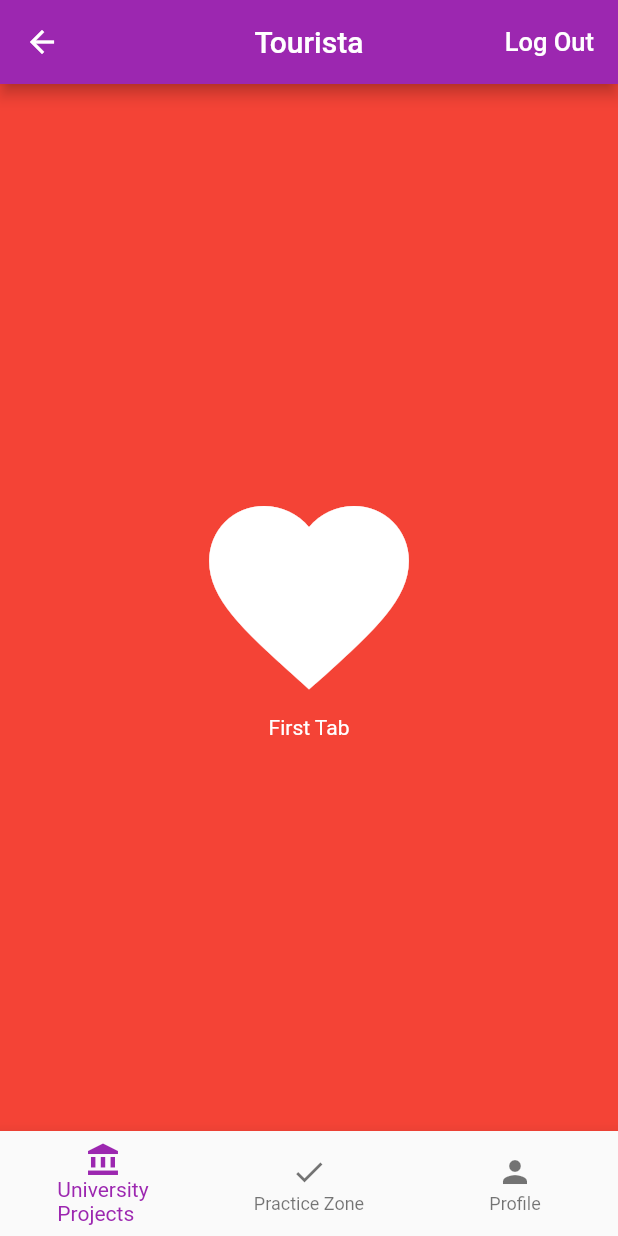
After one commit to tash149/Fluttering, a Flutter app: the WelPage screen opened directly, after a tap on "Log Out", on a phone screen of 412 x 824 dp. The commit adds this screen. Run offline on Flutter 3.47's test engine with Material 2 defaults, Android fonts, the phone set to English and light mode, and no system bars; our stand-ins replace animated_background, firebase_auth, font_awesome_flutter; accounts and stored records are empty.

Commit message:
signout not working

```diff
--- a/log_sign/lib/home_pg.dart
+++ b/log_sign/lib/home_pg.dart
@@ -1,5 +1,6 @@
 import 'package:flutter/material.dart';
 import 'auth.dart';
+import 'welcome_pg.dart';
 
 class HomePage extends StatelessWidget{
   HomePage({this.auth , this.onSignedOut});
@@ -18,14 +19,15 @@ class HomePage extends StatelessWidget{
 
   @override
   Widget build(BuildContext context) {
-    return new Scaffold(
+    return new WelPage();
+    /*return new Scaffold(
       appBar: new AppBar(
         title: new Text('Welcome'),
         actions: <Widget>[
           new FlatButton(
               onPressed: _signOut,
               child: new Text('Log Out',style: new TextStyle(fontSize: 17.0, color: Colors.white))
-          )
+          ),
         ]
       ),
       body: new Container(
@@ -33,6 +35,6 @@ class HomePage extends StatelessWidget{
           child: new Text('Welcome', style: new TextStyle(fontSize: 32.0))
         ),
       )
-    );
+    );*/
   }
 }
--- /dev/null
+++ b/log_sign/lib/splash_sc/Page0.dart
@@ -0,0 +1,29 @@
+import 'package:flutter/material.dart';
+
+class Page0 extends StatelessWidget {
+  @override
+  Widget build(BuildContext context) {
+    return new Scaffold(
+      backgroundColor: Colors.red,
+      body: new Container(
+        child: new Center(
+          child: new Column(
+            // center the children
+            mainAxisAlignment: MainAxisAlignment.center,
+            children: <Widget>[
+              new Icon(
+                Icons.favorite,
+                size: 160.0,
+                color: Colors.white,
+              ),
+              new Text(
+                "First Tab",
+                style: new TextStyle(color: Colors.white),
+              )
+            ],
+          ),
+        ),
+      ),
+    );
+  }
+}
--- /dev/null
+++ b/log_sign/lib/splash_sc/Page1.dart
@@ -0,0 +1,29 @@
+import 'package:flutter/material.dart';
+
+class Page1 extends StatelessWidget {
+  @override
+  Widget build(BuildContext context) {
+    return new Scaffold(
+      backgroundColor: Colors.green,
+      body: new Container(
+        child: new Center(
+          child: new Column(
+            // center the children
+            mainAxisAlignment: MainAxisAlignment.center,
+            children: <Widget>[
+              new Icon(
+                Icons.adb,
+                size: 160.0,
+                color: Colors.white,
+              ),
+              new Text(
+                "Second Tab",
+                style: new TextStyle(color: Colors.white),
+              )
+            ],
+          ),
+        ),
+      ),
+    );
+  }
+}
--- /dev/null
+++ b/log_sign/lib/splash_sc/Page2.dart
@@ -0,0 +1,29 @@
+import 'package:flutter/material.dart';
+
+class Page2 extends StatelessWidget {
+  @override
+  Widget build(BuildContext context) {
+    return new Scaffold(
+      backgroundColor: Colors.orange,
+      body: new Container(
+        child: new Center(
+          child: new Column(
+            // center the children
+            mainAxisAlignment: MainAxisAlignment.center,
+            children: <Widget>[
+              new Icon(
+                Icons.airport_shuttle,
+                size: 160.0,
+                color: Colors.white,
+              ),
+              new Text(
+                "Third Tab",
+                style: new TextStyle(color: Colors.white),
+              )
+            ],
+          ),
+        ),
+      ),
+    );
+  }
+}
--- /dev/null
+++ b/log_sign/lib/welcome_pg.dart
@@ -0,0 +1,100 @@
+import 'package:flutter/material.dart';
+import 'auth.dart';
+import 'splash_sc/Page0.dart';
+import 'splash_sc/Page1.dart';
+import 'splash_sc/Page2.dart';
+//import 'Profile.dart';
+
+PageController pageControl;
+WelPage obj;
+
+class WelPage extends StatefulWidget {
+  WelPage({this.auth , this.onSignedOut});
+  final BaseAuth auth;
+  final VoidCallback onSignedOut;
+
+  void _signOut() async{
+    try{
+      await auth.signOut();
+      onSignedOut();
+    }
+    catch(e){
+      print(e);
+    }
+  }
+
+  @override
+  State<StatefulWidget> createState() {
+    return new _WelPageState();
+  }
+}
+
+class _WelPageState extends State<WelPage> {
+  int page = 0;
+
+
+  @override
+  Widget build(BuildContext context) {
+    return new Scaffold(
+        appBar: new AppBar(title: new Text('Tourista'), centerTitle: true,
+            actions: <Widget>[
+              new FlatButton(
+                  onPressed: obj._signOut,
+                  child: new Text('Log Out',style: new TextStyle(fontSize: 17.0, color: Colors.white))
+              ),
+            ]
+        ),
+        body: new PageView(children: [
+          new Page0(),
+          new Page1(),
+          new Page2(),
+        ], controller: pageControl, onPageChanged: onPageChange),
+        bottomNavigationBar: new BottomNavigationBar(
+          items: [
+            /*new BottomNavigationBarItem(
+              icon: new Icon(Icons.desktop_mac),
+              title: new Text('Company\nProjects'),
+            ),*/
+            new BottomNavigationBarItem(
+              icon: new Icon(Icons.account_balance),
+              title: new Text('University\nProjects'),
+            ),
+            new BottomNavigationBarItem(
+              icon: new Icon(Icons.check),
+              title: new Text('Practice Zone'),
+            ),
+            BottomNavigationBarItem(
+                icon: Icon(Icons.person),
+                title: Text('Profile')
+            )
+          ],
+          onTap: navTapped,
+          currentIndex: page,
+          type: BottomNavigationBarType.fixed,
+        ));
+  }
+
+  @override
+  void initState() {
+    obj = new WelPage();
+    super.initState();
+    pageControl = new PageController();
+  }
+
+  @override
+  void dispose() {
+    super.dispose();
+    pageControl.dispose();
+  }
+
+  void onPageChange(int page) {
+    setState(() {
+      this.page = page;
+    });
+  }
+
+  void navTapped(int page) {
+    pageControl.animateToPage(page,
+        duration: const Duration(milliseconds: 300), curve: Curves.ease);
+  }
+}
```
